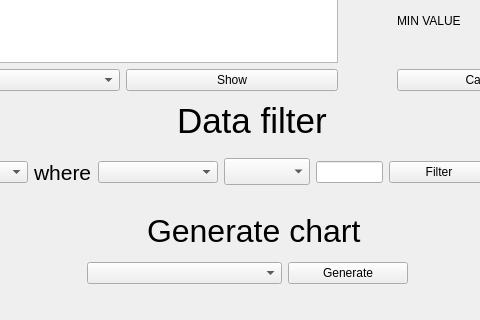
The window that Qt_Designer/mainwindow.ui (bb305496/CSV_Weather_Dashboard) describes before a commit, drawn with Qt 5; both pictures show x 103 to 583 and y 290 to 610 of the 700 by 610 pixel window.
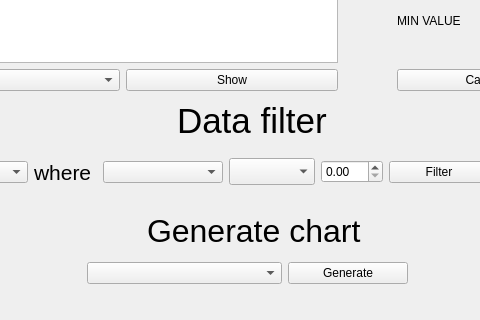
The same window after the commit.

Commit message: Replacing line edit with spin box

```diff
--- a/Qt_Designer/mainwindow.ui
+++ b/Qt_Designer/mainwindow.ui
@@ -207,7 +207,7 @@
       </widget>
      </item>
      <item>
-      <widget class="QLineEdit" name="valueLineEdit"/>
+      <widget class="QDoubleSpinBox" name="doubleSpinBox"/>
      </item>
      <item>
       <widget class="QPushButton" name="Filter1Button">
@@ -248,7 +248,7 @@
      <enum>Qt::TextFormat::AutoText</enum>
     </property>
    </widget>
-   <widget class="QWidget" name="">
+   <widget class="QWidget" name="layoutWidget">
     <property name="geometry">
      <rect>
       <x>500</x>
@@ -281,7 +281,7 @@
      </item>
     </layout>
    </widget>
-   <widget class="QWidget" name="">
+   <widget class="QWidget" name="layoutWidget">
     <property name="geometry">
      <rect>
       <x>500</x>
@@ -325,7 +325,7 @@
      </item>
     </layout>
    </widget>
-   <widget class="QWidget" name="">
+   <widget class="QWidget" name="layoutWidget">
     <property name="geometry">
      <rect>
       <x>190</x>
```
The commit also changes 2 other files.
